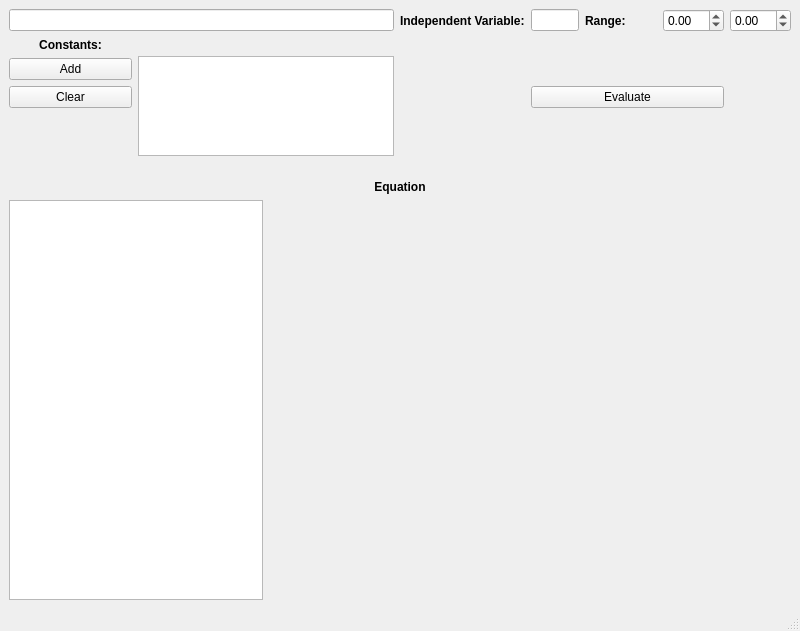
4ydx/easygraph, file Graphing.ui: the form before one commit.
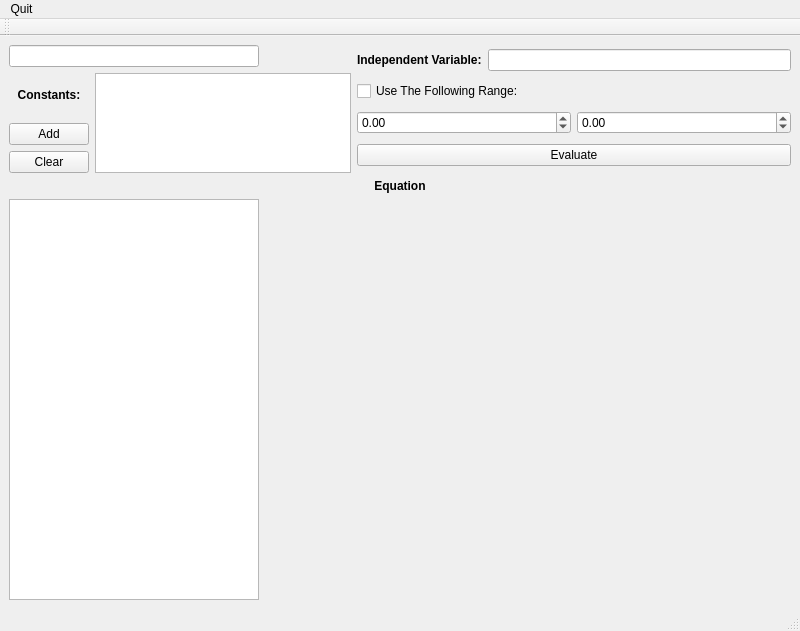
The form after the commit. Custom widgets are drawn as their Qt base class.

What changed in the file:
```diff
--- a/Graphing.ui
+++ b/Graphing.ui
@@ -14,63 +14,21 @@
   </property>
   <widget class="QWidget" name="centralwidget" >
    <layout class="QGridLayout" >
-    <item row="0" column="0" colspan="3" >
-     <widget class="QLineEdit" name="equationLineEdit" />
-    </item>
-    <item row="0" column="3" >
-     <widget class="QLabel" name="label_3" >
-      <property name="font" >
-       <font>
-        <weight>75</weight>
-        <bold>true</bold>
-       </font>
-      </property>
-      <property name="text" >
-       <string>Independent Variable:</string>
-      </property>
-     </widget>
-    </item>
-    <item row="0" column="4" >
-     <widget class="QLineEdit" name="independentVariableLineEdit" >
+    <item row="0" column="0" colspan="2" >
+     <layout class="QGridLayout" >
+      <item row="0" column="0" colspan="2" >
+       <widget class="QLineEdit" name="equationLineEdit" >
       <property name="maximumSize" >
        <size>
-        <width>50</width>
+          <width>250</width>
         <height>16777215</height>
        </size>
       </property>
      </widget>
     </item>
-    <item row="0" column="5" >
-     <widget class="QLabel" name="label_2" >
-      <property name="font" >
-       <font>
-        <weight>75</weight>
-        <bold>true</bold>
-       </font>
-      </property>
-      <property name="text" >
-       <string>Range:</string>
-      </property>
-      <property name="textFormat" >
-       <enum>Qt::PlainText</enum>
-      </property>
-     </widget>
-    </item>
-    <item row="0" column="6" >
-     <widget class="QDoubleSpinBox" name="lowerDoubleSpinBox" >
-      <property name="minimum" >
-       <double>-99.989999999999995</double>
-      </property>
-     </widget>
-    </item>
-    <item row="0" column="7" >
-     <widget class="QDoubleSpinBox" name="higherDoubleSpinBox" >
-      <property name="minimum" >
-       <double>-99.989999999999995</double>
-      </property>
-     </widget>
-    </item>
     <item row="1" column="0" >
+       <layout class="QVBoxLayout" >
+        <item>
      <widget class="QLabel" name="label" >
       <property name="font" >
        <font>
@@ -86,7 +44,23 @@
       </property>
      </widget>
     </item>
-    <item rowspan="4" row="1" column="1" colspan="2" >
+        <item>
+         <widget class="QPushButton" name="addConstantsModelPointPushButton" >
+          <property name="text" >
+           <string>Add</string>
+          </property>
+         </widget>
+        </item>
+        <item>
+         <widget class="QPushButton" name="clearConstantsModelPushButton" >
+          <property name="text" >
+           <string>Clear</string>
+          </property>
+         </widget>
+        </item>
+       </layout>
+      </item>
+      <item row="1" column="1" >
      <widget class="QTableView" name="constantsTableView" >
       <property name="sizePolicy" >
        <sizepolicy vsizetype="Fixed" hsizetype="Fixed" >
@@ -117,80 +91,68 @@
       </property>
      </widget>
     </item>
-    <item rowspan="4" row="1" column="3" >
-     <spacer>
-      <property name="orientation" >
-       <enum>Qt::Vertical</enum>
-      </property>
-      <property name="sizeHint" >
-       <size>
-        <width>20</width>
-        <height>97</height>
-       </size>
-      </property>
-     </spacer>
-    </item>
-    <item rowspan="2" row="1" column="5" >
-     <spacer>
-      <property name="orientation" >
-       <enum>Qt::Vertical</enum>
-      </property>
-      <property name="sizeHint" >
+     </layout>
+    </item>
+    <item row="0" column="2" >
+     <layout class="QGridLayout" >
+      <item row="0" column="0" >
+       <widget class="QLabel" name="label_3" >
+        <property name="font" >
+         <font>
+          <weight>75</weight>
+          <bold>true</bold>
+         </font>
+        </property>
+        <property name="text" >
+         <string>Independent Variable:</string>
+        </property>
+       </widget>
+      </item>
+      <item row="0" column="1" >
+       <widget class="QLineEdit" name="independentVariableLineEdit" >
+        <property name="maximumSize" >
        <size>
-        <width>72</width>
-        <height>40</height>
-       </size>
-      </property>
-     </spacer>
-    </item>
-    <item row="2" column="0" >
-     <widget class="QPushButton" name="addConstantsModelPointPushButton" >
+          <width>16666215</width>
+          <height>16777215</height>
+         </size>
+        </property>
+       </widget>
+      </item>
+      <item row="1" column="0" colspan="2" >
+       <widget class="QCheckBox" name="useRangeCheckBox" >
       <property name="text" >
-       <string>Add</string>
+         <string>Use The Following Range:</string>
       </property>
      </widget>
     </item>
-    <item row="3" column="0" >
-     <widget class="QPushButton" name="clearConstantsModelPushButton" >
-      <property name="text" >
-       <string>Clear</string>
+      <item row="2" column="0" colspan="2" >
+       <layout class="QHBoxLayout" >
+        <item>
+         <widget class="QDoubleSpinBox" name="lowerDoubleSpinBox" >
+          <property name="minimum" >
+           <double>-99.989999999999995</double>
       </property>
      </widget>
     </item>
-    <item row="3" column="4" colspan="3" >
+        <item>
+         <widget class="QDoubleSpinBox" name="higherDoubleSpinBox" >
+          <property name="minimum" >
+           <double>-99.989999999999995</double>
+          </property>
+         </widget>
+        </item>
+       </layout>
+      </item>
+      <item row="3" column="0" colspan="2" >
      <widget class="QPushButton" name="evaluatePushButton" >
       <property name="text" >
        <string>Evaluate</string>
       </property>
      </widget>
     </item>
-    <item row="4" column="0" >
-     <spacer>
-      <property name="orientation" >
-       <enum>Qt::Vertical</enum>
-      </property>
-      <property name="sizeHint" >
-       <size>
-        <width>20</width>
-        <height>48</height>
-       </size>
-      </property>
-     </spacer>
+     </layout>
     </item>
-    <item row="4" column="5" >
-     <spacer>
-      <property name="orientation" >
-       <enum>Qt::Vertical</enum>
-      </property>
-      <property name="sizeHint" >
-       <size>
-        <width>72</width>
-        <height>22</height>
-       </size>
-      </property>
-     </spacer>
-    </item>
-    <item row="5" column="0" colspan="8" >
+    <item row="1" column="0" colspan="3" >
      <widget class="QLabel" name="equationLabel" >
       <property name="font" >
        <font>
@@ -206,7 +168,7 @@
       </property>
      </widget>
     </item>
-    <item row="6" column="0" colspan="2" >
+    <item row="2" column="0" >
      <widget class="QTextBrowser" name="textBrowser" >
       <property name="sizePolicy" >
        <sizepolicy vsizetype="Expanding" hsizetype="Expanding" >
@@ -220,9 +182,15 @@
         <height>400</height>
        </size>
       </property>
+      <property name="maximumSize" >
+       <size>
+        <width>250</width>
+        <height>16777215</height>
+       </size>
+      </property>
      </widget>
     </item>
-    <item row="6" column="2" colspan="6" >
+    <item row="2" column="1" colspan="2" >
      <widget class="GraphWidget" native="1" name="graphWidget" >
       <property name="acceptDrops" >
        <bool>true</bool>
@@ -240,8 +208,25 @@
      <height>26</height>
     </rect>
    </property>
+   <widget class="QMenu" name="menuQuit" >
+    <property name="title" >
+     <string>Quit</string>
+    </property>
+   </widget>
+   <addaction name="menuQuit" />
   </widget>
   <widget class="QStatusBar" name="statusbar" />
+  <widget class="QToolBar" name="toolBar" >
+   <property name="windowTitle" >
+    <string>toolBar</string>
+   </property>
+   <attribute name="toolBarArea" >
+    <enum>TopToolBarArea</enum>
+   </attribute>
+   <attribute name="toolBarBreak" >
+    <bool>false</bool>
+   </attribute>
+  </widget>
  </widget>
  <customwidgets>
   <customwidget>
```
Lines whose indentation alone changed are shown as unchanged.
